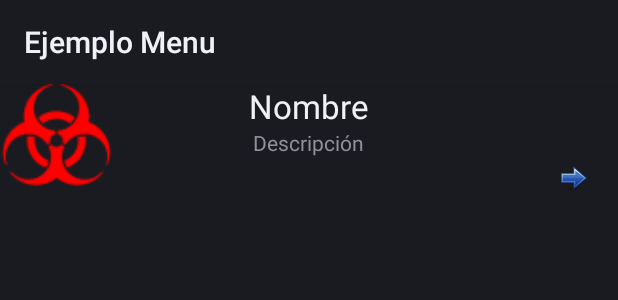
After one commit to 1SI/MenuLateralSlide, an Android app: the layout elemento_lista.xml on its own in the app's theme, with its tools: preview values and no code run, on a phone screen of 412 x 824 dp. The commit adds this screen. Shown: the top 300 px of the screen. Run offline under Robolectric (Android 15) with nearby library versions, the phone set to English and light mode, and no system bars.

Commit message:
Agregado:
-XML ItemLista
-XML Lista
-AdapatadorImgs
-Item(datos)

```diff
--- a/app/build.gradle
+++ b/app/build.gradle
@@ -1,7 +1,7 @@
 apply plugin: 'com.android.application'
 
 android {
-    compileSdkVersion 21
+    compileSdkVersion 16
     buildToolsVersion "20.0.0"
 
     defaultConfig {
--- a/app/src/debug/res/values/google_maps_api.xml
+++ b/app/src/debug/res/values/google_maps_api.xml
@@ -13,6 +13,6 @@ https://console.developers.google.com/flows/enableapi?apiid=maps_android_backend
     string in this file.
     -->
     <string name="google_maps_key" translatable="false" templateMergeStrategy="preserve">
-        AIzaSyAq5U9h5BmPHjxzS4XQjK8VxzzQ0_nzMVI
+        AIzaSyBdN7213dTx3dQBhSJVvDIFUR6k2-PpXHs
     </string>
 </resources>
--- /dev/null
+++ b/app/src/main/res/layout/elemento_lista.xml
@@ -0,0 +1,42 @@
+<?xml version="1.0" encoding="utf-8"?>
+<RelativeLayout xmlns:android="http://schemas.android.com/apk/res/android"
+    android:layout_width="match_parent"
+    android:layout_height="match_parent" >
+
+    <ImageView
+        android:id="@+id/imgImagen"
+        android:layout_width="75dp"
+        android:layout_height="75dp"
+        android:layout_alignParentLeft="true"
+        android:layout_alignParentTop="true"
+        android:scaleType="fitXY"
+        android:src="@drawable/biomini" />
+
+    <TextView
+        android:id="@+id/TXTNombre"
+        android:layout_width="wrap_content"
+        android:layout_height="wrap_content"
+        android:layout_alignParentTop="true"
+        android:layout_centerHorizontal="true"
+        android:text="Nombre"
+        android:textAppearance="?android:attr/textAppearanceLarge" />
+
+    <TextView
+        android:id="@+id/txtDescripcion"
+        android:layout_width="wrap_content"
+        android:layout_height="wrap_content"
+        android:layout_below="@+id/TXTNombre"
+        android:layout_centerHorizontal="true"
+        android:text="Descripción" />
+
+    <ImageView
+        android:id="@+id/imageView1"
+        android:layout_width="25dp"
+        android:layout_height="25dp"
+        android:layout_alignBottom="@+id/imgImagen"
+        android:layout_alignParentRight="true"
+        android:layout_marginRight="17dp"
+        android:scaleType="fitXY"
+        android:src="@drawable/next" />
+
+</RelativeLayout>
```
Also changed, not shown: app/src/main/java/com/elpoeta/menulateralslide/adaptadores/AdaptadorImagenes.java (added, +52 -0 lines), app/src/main/java/com/elpoeta/menulateralslide/data/Item.java (added, +7 -0 lines), app/src/main/res/layout/seccion1.xml (+16 -4 lines), app/src/main/res/drawable-hdpi/biomini.png (added), app/src/main/res/drawable-hdpi/next.png (added), 1 other file.
